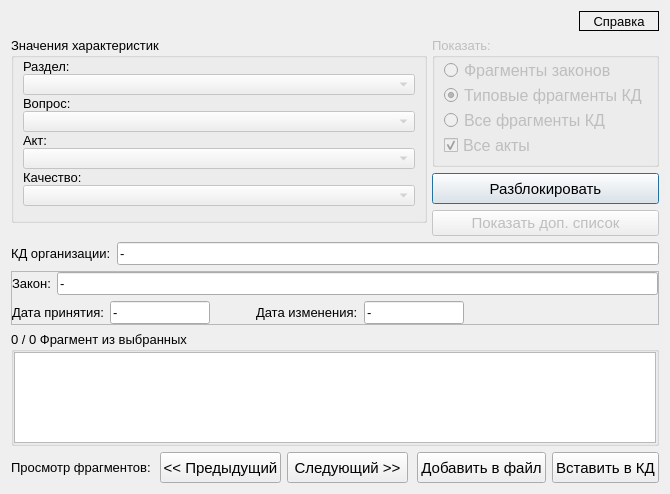
This is knowledgebase.ui in YakSid/KDC_RSREU as Qt 5 draws it before an edit. The edited form follows.
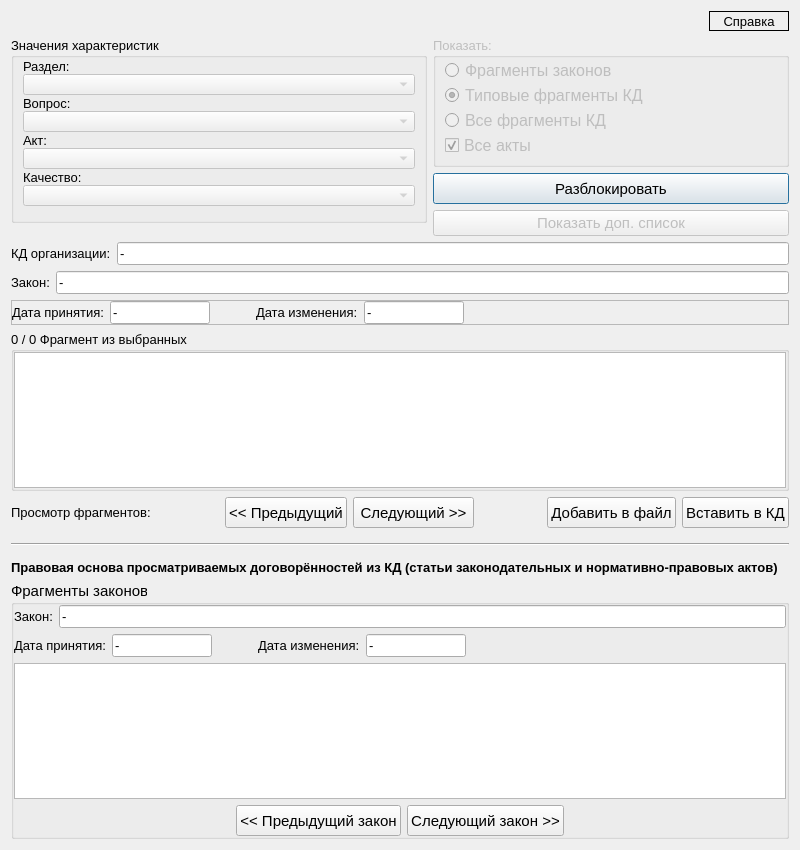
This is the edited form.

Patch:
```diff
--- a/knowledgebase.ui
+++ b/knowledgebase.ui
@@ -6,8 +6,8 @@
    <rect>
     <x>0</x>
     <y>0</y>
-    <width>670</width>
-    <height>494</height>
+    <width>800</width>
+    <height>850</height>
    </rect>
   </property>
   <property name="minimumSize">
@@ -51,7 +51,6 @@
        <property name="font">
         <font>
          <pointsize>10</pointsize>
-         <weight>50</weight>
          <bold>false</bold>
         </font>
        </property>
@@ -425,6 +424,27 @@
      </item>
     </layout>
    </item>
+   <item>
+    <layout class="QHBoxLayout" name="horizontalLayout_3">
+     <item>
+      <widget class="QLabel" name="label_5">
+       <property name="text">
+        <string>Закон:</string>
+       </property>
+      </widget>
+     </item>
+     <item>
+      <widget class="QLineEdit" name="ln_order">
+       <property name="text">
+        <string>-</string>
+       </property>
+       <property name="readOnly">
+        <bool>true</bool>
+       </property>
+      </widget>
+     </item>
+    </layout>
+   </item>
    <item>
     <widget class="QFrame" name="frameLaw">
      <property name="minimumSize">
@@ -452,27 +472,6 @@
       <property name="bottomMargin">
        <number>0</number>
       </property>
-      <item>
-       <layout class="QHBoxLayout" name="horizontalLayout_3">
-        <item>
-         <widget class="QLabel" name="label_5">
-          <property name="text">
-           <string>Закон:</string>
-          </property>
-         </widget>
-        </item>
-        <item>
-         <widget class="QLineEdit" name="ln_order">
-          <property name="text">
-           <string>-</string>
-          </property>
-          <property name="readOnly">
-           <bool>true</bool>
-          </property>
-         </widget>
-        </item>
-       </layout>
-      </item>
       <item>
        <layout class="QHBoxLayout" name="horizontalLayout_2">
         <item>
@@ -710,6 +709,273 @@
      </item>
     </layout>
    </item>
+   <item>
+    <widget class="Line" name="line">
+     <property name="minimumSize">
+      <size>
+       <width>0</width>
+       <height>20</height>
+      </size>
+     </property>
+     <property name="orientation">
+      <enum>Qt::Horizontal</enum>
+     </property>
+    </widget>
+   </item>
+   <item>
+    <widget class="QLabel" name="label_3">
+     <property name="font">
+      <font>
+       <pointsize>10</pointsize>
+       <bold>true</bold>
+       <underline>false</underline>
+      </font>
+     </property>
+     <property name="text">
+      <string>Правовая основа просматриваемых договорённостей из КД (статьи законодательных и нормативно-правовых актов)</string>
+     </property>
+     <property name="wordWrap">
+      <bool>true</bool>
+     </property>
+    </widget>
+   </item>
+   <item>
+    <widget class="QGroupBox" name="gb_laws">
+     <property name="font">
+      <font>
+       <pointsize>11</pointsize>
+      </font>
+     </property>
+     <property name="title">
+      <string>Фрагменты законов</string>
+     </property>
+     <layout class="QVBoxLayout" name="verticalLayout_7">
+      <property name="leftMargin">
+       <number>0</number>
+      </property>
+      <property name="topMargin">
+       <number>0</number>
+      </property>
+      <property name="rightMargin">
+       <number>0</number>
+      </property>
+      <property name="bottomMargin">
+       <number>0</number>
+      </property>
+      <item>
+       <layout class="QHBoxLayout" name="horizontalLayout_10">
+        <item>
+         <widget class="QLabel" name="lb_lawName">
+          <property name="font">
+           <font>
+            <pointsize>10</pointsize>
+           </font>
+          </property>
+          <property name="text">
+           <string>Закон:</string>
+          </property>
+         </widget>
+        </item>
+        <item>
+         <widget class="QLineEdit" name="ln_lawName">
+          <property name="font">
+           <font>
+            <pointsize>10</pointsize>
+           </font>
+          </property>
+          <property name="text">
+           <string>-</string>
+          </property>
+          <property name="readOnly">
+           <bool>true</bool>
+          </property>
+         </widget>
+        </item>
+       </layout>
+      </item>
+      <item>
+       <layout class="QHBoxLayout" name="horizontalLayout_9">
+        <item>
+         <widget class="QLabel" name="label_8">
+          <property name="font">
+           <font>
+            <pointsize>10</pointsize>
+           </font>
+          </property>
+          <property name="text">
+           <string>Дата принятия:</string>
+          </property>
+          <property name="margin">
+           <number>0</number>
+          </property>
+         </widget>
+        </item>
+        <item>
+         <widget class="QLineEdit" name="ln_dt_accept">
+          <property name="maximumSize">
+           <size>
+            <width>100</width>
+            <height>16777215</height>
+           </size>
+          </property>
+          <property name="font">
+           <font>
+            <pointsize>10</pointsize>
+           </font>
+          </property>
+          <property name="text">
+           <string>-</string>
+          </property>
+          <property name="readOnly">
+           <bool>true</bool>
+          </property>
+         </widget>
+        </item>
+        <item>
+         <spacer name="horizontalSpacer_7">
+          <property name="orientation">
+           <enum>Qt::Horizontal</enum>
+          </property>
+          <property name="sizeType">
+           <enum>QSizePolicy::Minimum</enum>
+          </property>
+          <property name="sizeHint" stdset="0">
+           <size>
+            <width>40</width>
+            <height>20</height>
+           </size>
+          </property>
+         </spacer>
+        </item>
+        <item>
+         <widget class="QLabel" name="label_9">
+          <property name="font">
+           <font>
+            <pointsize>10</pointsize>
+           </font>
+          </property>
+          <property name="text">
+           <string>Дата изменения:</string>
+          </property>
+         </widget>
+        </item>
+        <item>
+         <widget class="QLineEdit" name="ln_dt_change">
+          <property name="maximumSize">
+           <size>
+            <width>100</width>
+            <height>16777215</height>
+           </size>
+          </property>
+          <property name="font">
+           <font>
+            <pointsize>10</pointsize>
+           </font>
+          </property>
+          <property name="text">
+           <string>-</string>
+          </property>
+          <property name="readOnly">
+           <bool>true</bool>
+          </property>
+         </widget>
+        </item>
+        <item>
+         <spacer name="horizontalSpacer_8">
+          <property name="orientation">
+           <enum>Qt::Horizontal</enum>
+          </property>
+          <property name="sizeHint" stdset="0">
+           <size>
+            <width>40</width>
+            <height>20</height>
+           </size>
+          </property>
+         </spacer>
+        </item>
+       </layout>
+      </item>
+      <item>
+       <widget class="QTextEdit" name="te_law">
+        <property name="font">
+         <font>
+          <pointsize>10</pointsize>
+         </font>
+        </property>
+        <property name="textInteractionFlags">
+         <set>Qt::TextSelectableByKeyboard|Qt::TextSelectableByMouse</set>
+        </property>
+       </widget>
+      </item>
+      <item>
+       <layout class="QHBoxLayout" name="horizontalLayout_8">
+        <item>
+         <spacer name="horizontalSpacer_9">
+          <property name="orientation">
+           <enum>Qt::Horizontal</enum>
+          </property>
+          <property name="sizeHint" stdset="0">
+           <size>
+            <width>40</width>
+            <height>20</height>
+           </size>
+          </property>
+         </spacer>
+        </item>
+        <item>
+         <widget class="QPushButton" name="pb_nextLaw">
+          <property name="minimumSize">
+           <size>
+            <width>121</width>
+            <height>31</height>
+           </size>
+          </property>
+          <property name="font">
+           <font>
+            <pointsize>11</pointsize>
+           </font>
+          </property>
+          <property name="text">
+           <string>&lt;&lt; Предыдущий закон</string>
+          </property>
+         </widget>
+        </item>
+        <item>
+         <widget class="QPushButton" name="pb_prevLaw">
+          <property name="minimumSize">
+           <size>
+            <width>121</width>
+            <height>31</height>
+           </size>
+          </property>
+          <property name="font">
+           <font>
+            <pointsize>11</pointsize>
+           </font>
+          </property>
+          <property name="text">
+           <string>Следующий закон &gt;&gt;</string>
+          </property>
+         </widget>
+        </item>
+        <item>
+         <spacer name="horizontalSpacer_6">
+          <property name="orientation">
+           <enum>Qt::Horizontal</enum>
+          </property>
+          <property name="sizeHint" stdset="0">
+           <size>
+            <width>40</width>
+            <height>20</height>
+           </size>
+          </property>
+         </spacer>
+        </item>
+       </layout>
+      </item>
+     </layout>
+    </widget>
+   </item>
   </layout>
  </widget>
  <resources/>
```
Left out of the diff: 3 changed lines with no effect on the pictures.
